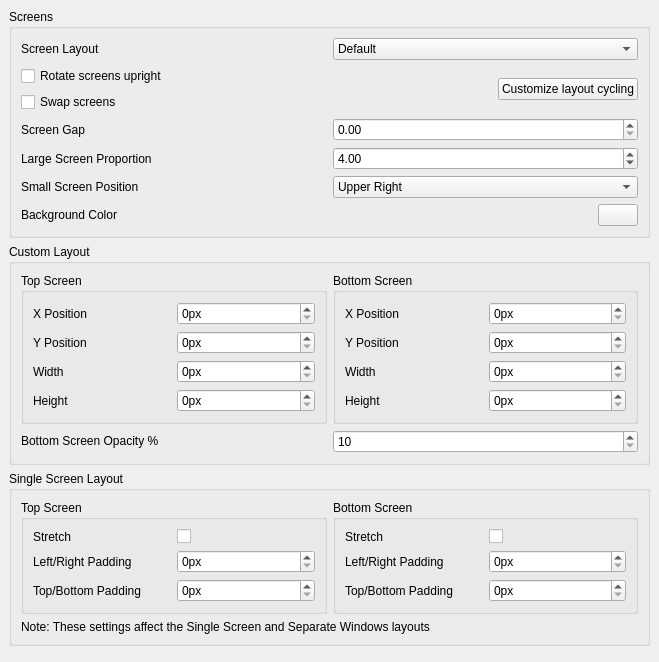
The window that core/src/citra_qt/configuration/configure_layout.ui (ReiKatari/STORM_3DS) describes before a commit, drawn with Qt 5.
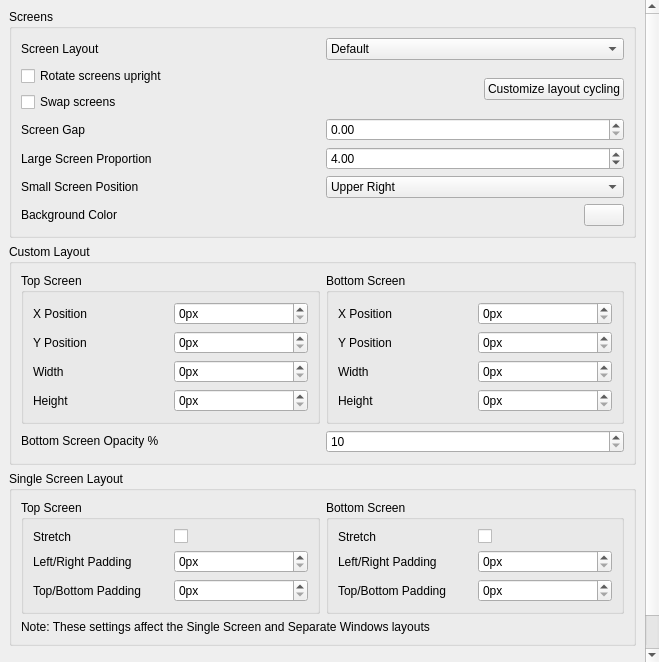
The same window after the commit.

```diff
--- a/core/src/citra_qt/configuration/configure_layout.ui
+++ b/core/src/citra_qt/configuration/configure_layout.ui
@@ -732,6 +732,9 @@
               <property name="text">
                <string>Note: These settings affect the Single Screen and Separate Windows layouts</string>
               </property>
+              <property name="wordWrap">
+               <bool>true</bool>
+              </property>
              </widget>
             </item>
            </layout>
```
